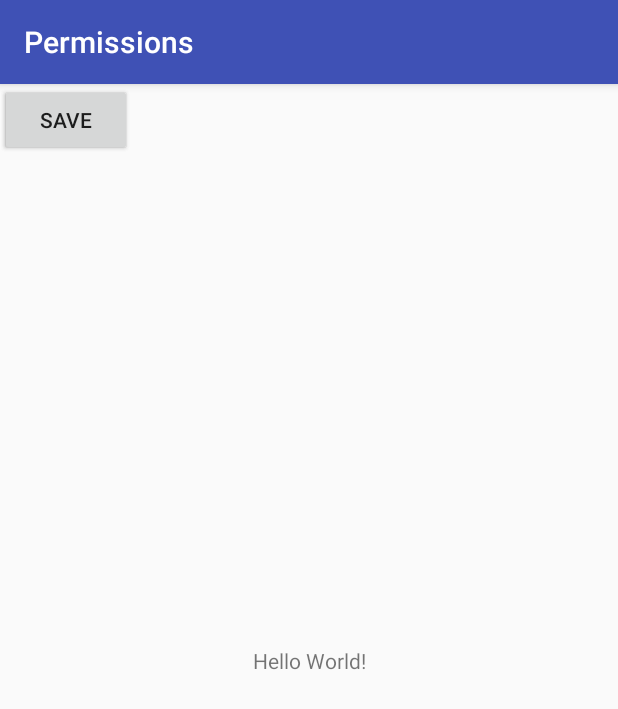
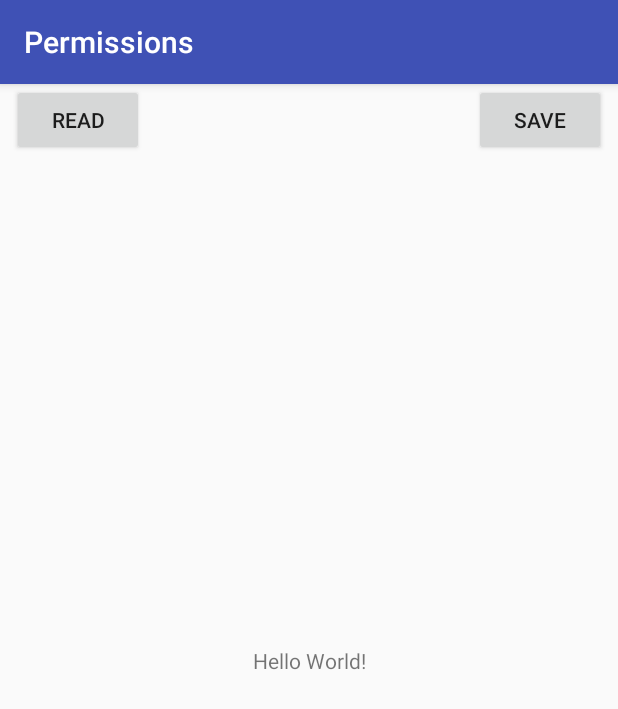
Before and after one commit to coding-blocks-archives/Android2017FallPitampura, an Android app: the screen it shows after launch (MainActivity), on a phone screen of 412 x 824 dp. Shown: the top 709 px of the screen. Run offline under Robolectric (Android 15) with nearby library versions, the phone set to English and light mode, and no system bars.

```diff
--- a/Lecture11/Permissions/app/src/main/res/layout/activity_main.xml
+++ b/Lecture11/Permissions/app/src/main/res/layout/activity_main.xml
@@ -21,15 +21,17 @@
         android:layout_width="wrap_content"
         android:layout_height="wrap_content"
         android:text="READ"
-        tools:layout_editor_absoluteX="60dp"
-        tools:layout_editor_absoluteY="63dp" />
+        tools:layout_editor_absoluteY="63dp"
+        android:layout_marginLeft="8dp"
+        app:layout_constraintLeft_toLeftOf="parent" />
 
     <Button
         android:id="@+id/btnSave"
         android:layout_width="wrap_content"
         android:layout_height="wrap_content"
         android:text="SAVE"
-        tools:layout_editor_absoluteX="230dp"
-        tools:layout_editor_absoluteY="63dp" />
+        tools:layout_editor_absoluteY="63dp"
+        android:layout_marginRight="8dp"
+        app:layout_constraintRight_toRightOf="parent" />
 
 </android.support.constraint.ConstraintLayout>
```
Also changed, not shown: Lecture11/Permissions/app/src/main/java/com/codingblocks/permissions/MainActivity.java (+23 -1 lines).
